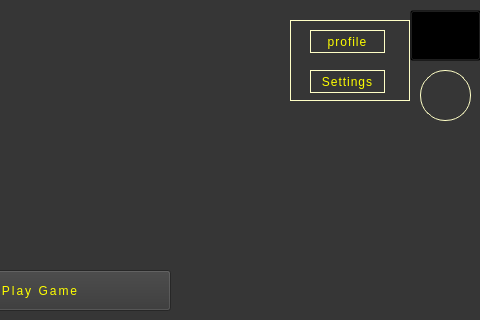
Above: src/Python-code/Home/home.ui from NaorFarjun02/Trivia-Game before the change; both pictures show x 370 to 850 and y 0 to 320 of the 850 by 600 pixel window. Below: the same form after it.
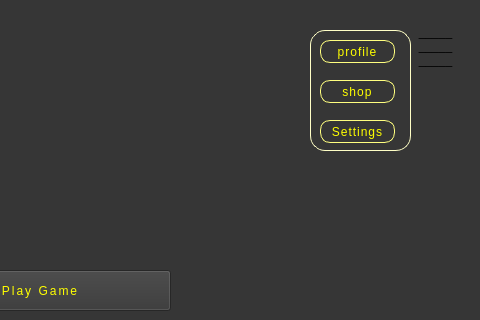
That is the form after the change. Icons and pictures are not drawn.

Diff of the .ui file:
```diff
--- a/src/Python-code/Home/home.ui
+++ b/src/Python-code/Home/home.ui
@@ -71,17 +71,31 @@
     <string>Score Table</string>
    </property>
   </widget>
-  <widget class="QFrame" name="profilemenu">
+  <widget class="QFrame" name="menu">
    <property name="geometry">
     <rect>
-     <x>660</x>
-     <y>20</y>
-     <width>120</width>
-     <height>81</height>
+     <x>680</x>
+     <y>30</y>
+     <width>101</width>
+     <height>121</height>
     </rect>
    </property>
    <property name="styleSheet">
-    <string notr="true">border: 1px solid rgb(255, 255, 198);</string>
+    <string notr="true">
+
+QPushButton{
+	border-radius:10px;
+font: 10pt &quot;Consolas&quot;;
+color: rgb(255, 255, 0);
+letter-spacing:1px;
+border: 1px solid rgb(255, 255, 127);
+out line:none;
+}
+
+QFrame{
+border: 1px solid rgb(255, 255, 198);
+border-radius:15px;
+}</string>
    </property>
    <property name="frameShape">
     <enum>QFrame::StyledPanel</enum>
@@ -92,16 +106,14 @@
    <widget class="QPushButton" name="profilebutton">
     <property name="geometry">
      <rect>
-      <x>20</x>
+      <x>10</x>
       <y>10</y>
       <width>75</width>
       <height>23</height>
      </rect>
     </property>
     <property name="styleSheet">
-     <string notr="true">font: 10pt &quot;Consolas&quot;;
-color: rgb(255, 255, 0);
-letter-spacing:1px;</string>
+     <string notr="true"/>
     </property>
     <property name="text">
      <string>profile</string>
@@ -110,90 +122,65 @@
    <widget class="QPushButton" name="settingbutton">
     <property name="geometry">
      <rect>
-      <x>20</x>
-      <y>50</y>
+      <x>10</x>
+      <y>90</y>
       <width>75</width>
       <height>23</height>
      </rect>
     </property>
     <property name="styleSheet">
-     <string notr="true">font: 10pt &quot;Consolas&quot;;
-color: rgb(255, 255, 0);
-letter-spacing:1px;</string>
+     <string notr="true"/>
     </property>
     <property name="text">
      <string>Settings</string>
     </property>
    </widget>
+   <widget class="QPushButton" name="shopbutton">
+    <property name="geometry">
+     <rect>
+      <x>10</x>
+      <y>50</y>
+      <width>75</width>
+      <height>23</height>
+     </rect>
+    </property>
+    <property name="styleSheet">
+     <string notr="true"/>
+    </property>
+    <property name="text">
+     <string>shop</string>
+    </property>
+   </widget>
   </widget>
-  <widget class="QLabel" name="shopbutton">
+  <widget class="QPushButton" name="menubutton">
    <property name="geometry">
     <rect>
-     <x>790</x>
-     <y>70</y>
-     <width>51</width>
-     <height>51</height>
-    </rect>
-   </property>
-   <property name="styleSheet">
-    <string notr="true">border: 1px solid rgb(255, 255, 198);
-border-radius: 25px;
-padding:2px;</string>
-   </property>
-   <property name="text">
-    <string/>
-   </property>
-   <property name="textFormat">
-    <enum>Qt::RichText</enum>
-   </property>
-   <property name="pixmap">
-    <pixmap>shop.png</pixmap>
-   </property>
-   <property name="scaledContents">
-    <bool>true</bool>
-   </property>
-  </widget>
-  <widget class="QLabel" name="label_2">
-   <property name="geometry">
-    <rect>
-     <x>790</x>
-     <y>10</y>
-     <width>51</width>
-     <height>51</height>
-    </rect>
-   </property>
-   <property name="styleSheet">
-    <string notr="true">border-radius: 25px;</string>
-   </property>
-   <property name="text">
-    <string/>
-   </property>
-   <property name="textFormat">
-    <enum>Qt::RichText</enum>
-   </property>
-   <property name="pixmap">
-    <pixmap>user.jpg</pixmap>
-   </property>
-   <property name="scaledContents">
-    <bool>true</bool>
-   </property>
-  </widget>
-  <widget class="QPushButton" name="profilelogo">
-   <property name="geometry">
-    <rect>
-     <x>780</x>
-     <y>10</y>
+     <x>770</x>
+     <y>20</y>
      <width>71</width>
      <height>51</height>
     </rect>
    </property>
+   <property name="toolTip">
+    <string>&lt;html&gt;&lt;head/&gt;&lt;body&gt;&lt;p align=&quot;justify&quot;&gt;&lt;span style=&quot; font-size:7pt; font-weight:600; text-decoration: underline;&quot;&gt;__________&lt;/span&gt;&lt;/p&gt;&lt;p align=&quot;justify&quot;&gt;&lt;span style=&quot; font-size:7pt; font-weight:600; text-decoration: underline;&quot;&gt;__________&lt;/span&gt;&lt;/p&gt;&lt;p align=&quot;justify&quot;&gt;&lt;span style=&quot; font-size:7pt; font-weight:600; text-decoration: underline;&quot;&gt;__________&lt;/span&gt;&lt;/p&gt;&lt;/body&gt;&lt;/html&gt;</string>
+   </property>
+   <property name="whatsThis">
+    <string>&lt;html&gt;&lt;head/&gt;&lt;body&gt;&lt;p&gt;&lt;span style=&quot; font-size:6pt; font-weight:600; text-decoration: underline;&quot;&gt;__________&lt;/span&gt;&lt;/p&gt;&lt;p align=&quot;justify&quot;&gt;&lt;span style=&quot; font-size:6pt; font-weight:600; text-decoration: underline;&quot;&gt;__________&lt;/span&gt;&lt;/p&gt;&lt;p align=&quot;justify&quot;&gt;&lt;span style=&quot; font-size:6pt; font-weight:600; text-decoration: underline;&quot;&gt;__________&lt;/span&gt;&lt;/p&gt;&lt;/body&gt;&lt;/html&gt;</string>
+   </property>
    <property name="styleSheet">
-    <string notr="true">background: transparent;</string>
+    <string notr="true">border-radius:10px;</string>
    </property>
    <property name="text">
-    <string/>
+    <string>_____
+_____
+_____</string>
    </property>
   </widget>
+  <zorder>menubutton</zorder>
+  <zorder>label</zorder>
+  <zorder>playbutton</zorder>
+  <zorder>scoretablbutton</zorder>
+  <zorder>menu</zorder>
  </widget>
  <resources>
   <include location="../imgs/user.qrc"/>
```
Left out of the diff: 3 changed lines with no effect on the pictures.
